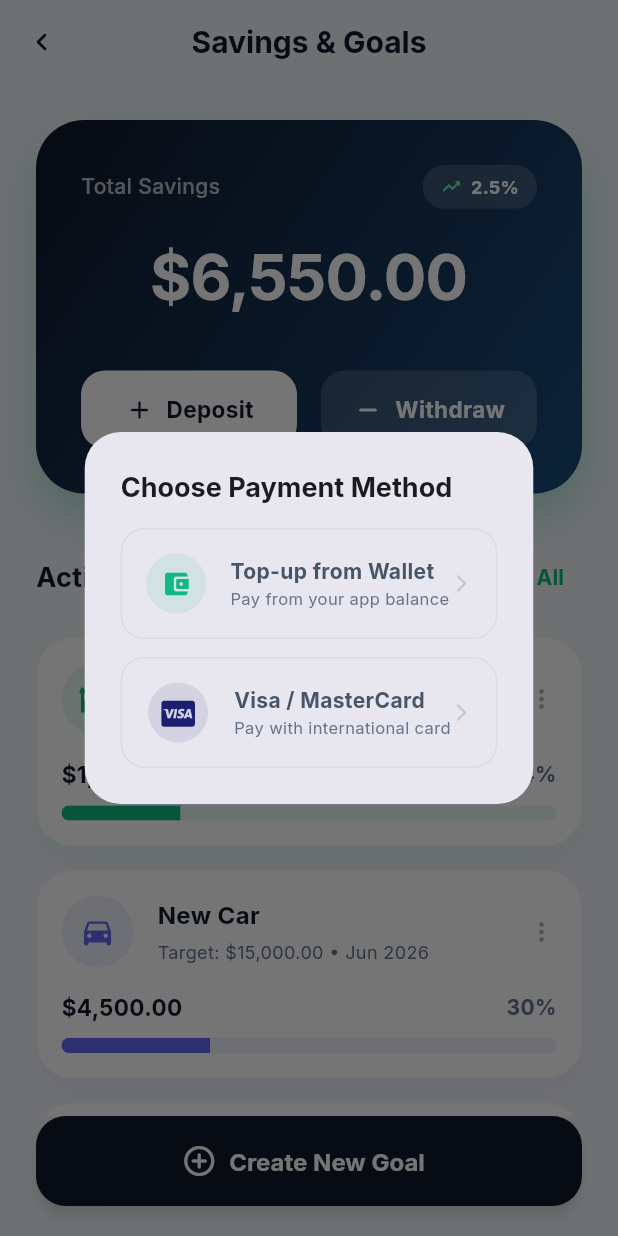
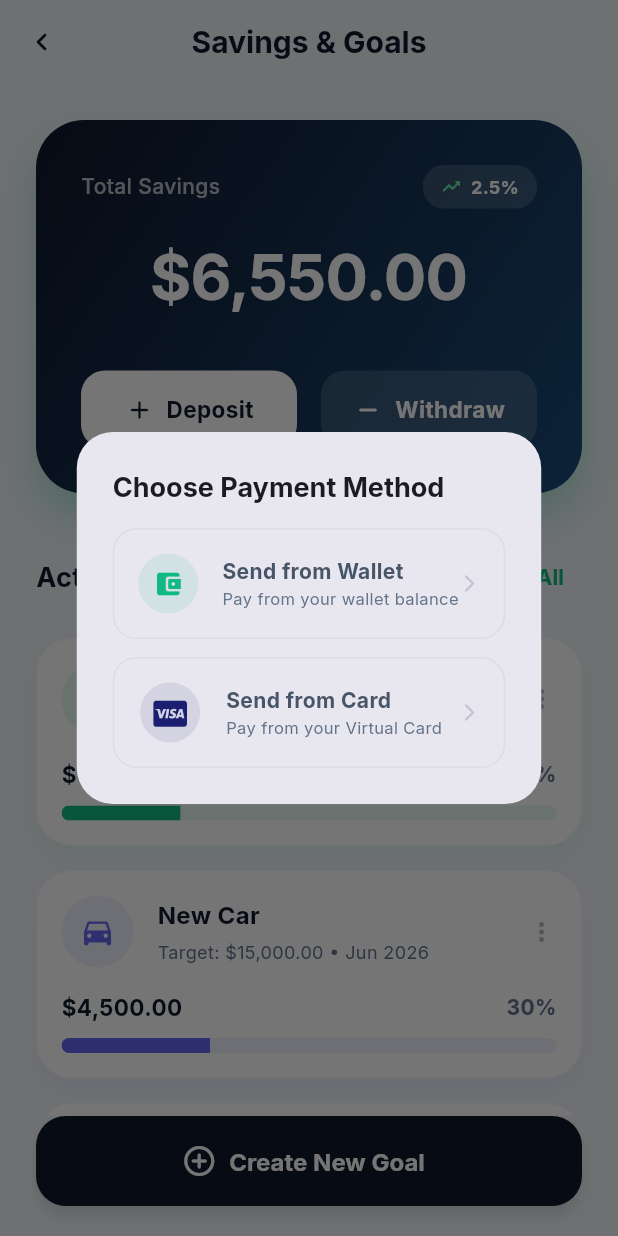
Before and after one commit to khadarcrouch6-gif/murtaapay-app, a Flutter app: the SavingsScreen screen opened directly, after a tap on "Deposit", on a phone screen of 412 x 824 dp. Run offline on Flutter 3.47's test engine with Material 3 defaults, Android fonts, the phone set to English and light mode, and no system bars; our stand-ins replace animate_do, audioplayers, camera, fl_chart, font_awesome_flutter, glassmorphism and 6 more; accounts and stored records are empty; project files that could hold a hidden picture were left out.

Commit message:
updates from saving screen

```diff
--- a/lib/features/more/savings_screen.dart
+++ b/lib/features/more/savings_screen.dart
@@ -255,8 +255,8 @@
           children: [
             _buildMethodTile(
               context,
-              l10n.withdrawToWallet,
-              l10n.murtaaxWalletDesc,
+              "Send to wallet",
+              "Pay from your Saving balance",
               Icons.account_balance_wallet_rounded,
               AppColors.accentTeal,
               () {
@@ -267,8 +267,8 @@
             const SizedBox(height: 12),
             _buildMethodTile(
               context,
-              l10n.bankTransfer,
-              state.translate("Withdraw to your bank account", "U wareeji akoonkaaga bangiga", ar: "سحب إلى حسابك المصرفي", de: "Auf Ihr Bankkonto abheben"),
+              "Send to Card",
+              "withdraw to your virtual card",
               Icons.account_balance_rounded,
               Colors.blue,
               () {
@@ -318,7 +318,7 @@
                     children: [
                       _dialogInputField(context, l10n.amount, Icons.attach_money_rounded, amountController, isNumber: true, onChanged: (_) => setDialogState(() {})),
                       SizedBox(height: 16 * context.fontSizeFactor),
-                      _dialogInputField(context, l10n.walletPin, Icons.lock_rounded, pinController, isNumber: true, isObscure: true, maxLength: 4, onChanged: (_) => setDialogState(() {})),
+                      _dialogInputField(context, "wallet pin", Icons.lock_rounded, pinController, isNumber: true, isObscure: true, maxLength: 4, onChanged: (_) => setDialogState(() {})),
                     ],
                   ),
                 ),
@@ -380,7 +380,7 @@
                     children: [
                       _dialogInputField(context, l10n.amount, Icons.attach_money_rounded, amountController, isNumber: true, onChanged: (_) => setDialogState(() {})),
                       SizedBox(height: 16 * context.fontSizeFactor),
-                      _dialogInputField(context, l10n.walletPin, Icons.lock_rounded, pinController, isNumber: true, isObscure: true, maxLength: 4, onChanged: (_) => setDialogState(() {})),
+                      _dialogInputField(context, "card pin", Icons.lock_rounded, pinController, isNumber: true, isObscure: true, maxLength: 4, onChanged: (_) => setDialogState(() {})),
                     ],
                   ),
                 ),
@@ -728,8 +728,8 @@
           children: [
             _buildMethodTile(
               context,
-              l10n.topUpFromWallet,
-              l10n.murtaaxWalletDesc,
+              "Send from Wallet",
+              "Pay from your wallet balance",
               Icons.account_balance_wallet_rounded,
               AppColors.accentTeal,
               () {
@@ -740,8 +740,8 @@
             const SizedBox(height: 12),
             _buildMethodTile(
               context,
-              l10n.visaMastercard,
-              l10n.payWithInternationalCard,
+              "Send from Card",
+              "Pay from your Virtual Card",
               FontAwesomeIcons.ccVisa,
               const Color(0xFF1A1F71),
               () {
@@ -827,7 +827,7 @@
                     children: [
                       _dialogInputField(context, l10n.amount, Icons.attach_money_rounded, amountController, isNumber: true, onChanged: (_) => setDialogState(() {})),
                       SizedBox(height: 16 * context.fontSizeFactor),
-                      _dialogInputField(context, l10n.walletPin, Icons.lock_rounded, pinController, isNumber: true, isObscure: true, maxLength: 4, onChanged: (_) => setDialogState(() {})),
+                      _dialogInputField(context, "wallet pin", Icons.lock_rounded, pinController, isNumber: true, isObscure: true, maxLength: 4, onChanged: (_) => setDialogState(() {})),
                     ],
                   ),
                 ),
```
